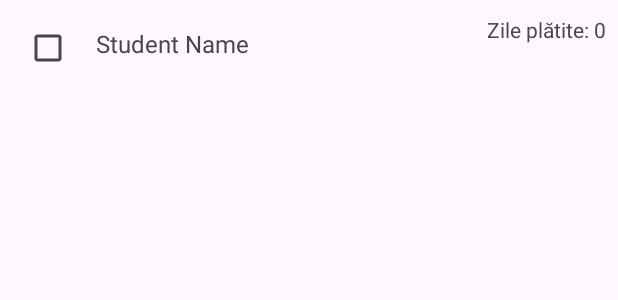
After one commit to irimiamiriam/CantinaOnline, an Android app built with Jetpack Compose: the layout student_item.xml on its own in the app's theme, with its tools: preview values and no code run, on a phone screen of 412 x 824 dp. The commit adds this screen. Shown: the top 300 px of the screen. Run offline under Robolectric (Android 15) with nearby library versions, the phone set to English and light mode, and no system bars.

Commit message:
lista elevi

```diff
--- a/app/src/main/res/layout/activity_cautare_elevi.xml
+++ b/app/src/main/res/layout/activity_cautare_elevi.xml
@@ -45,15 +45,19 @@
             android:background="@android:color/white"
             android:padding="8dp"
             android:scrollbars="vertical" />
+
         <EditText
             android:id="@+id/daysInput"
             android:layout_width="match_parent"
             android:layout_height="wrap_content"
             android:hint="Introduceți numărul de zile"
+            android:digits="0123456789"
             android:inputType="number"
-            android:padding="8dp"
+            android:imeOptions="actionDone"
+            android:textSize="20dp"
             android:layout_marginTop="8dp"
             android:layout_marginBottom="8dp" />
+
         <Button
             android:id="@+id/payButton"
             android:layout_width="match_parent"
--- /dev/null
+++ b/app/src/main/res/layout/student_item.xml
@@ -0,0 +1,30 @@
+<?xml version="1.0" encoding="utf-8"?>
+<LinearLayout xmlns:android="http://schemas.android.com/apk/res/android"
+    android:layout_width="match_parent"
+    android:layout_height="wrap_content"
+    android:orientation="horizontal"
+    android:padding="8dp">
+
+    <CheckBox
+        android:id="@+id/checkBox"
+        android:layout_width="wrap_content"
+        android:layout_height="wrap_content"
+        android:layout_gravity="center_vertical" />
+
+    <TextView
+        android:id="@+id/nameTextView"
+        android:layout_width="0dp"
+        android:layout_marginTop="10dp"
+        android:layout_height="wrap_content"
+        android:layout_weight="1"
+        android:paddingStart="8dp"
+        android:text="Student Name"
+        android:textSize="16sp" />
+
+    <TextView
+        android:id="@+id/daysPaidTextView"
+        android:layout_width="wrap_content"
+        android:layout_height="wrap_content"
+        android:gravity="end"
+        android:text="Zile plătite: 0" />
+</LinearLayout>
```
Also changed, not shown: app/src/main/java/com/example/cantinaonline/AdminActivity.java (+9 -0 lines), app/src/main/java/com/example/cantinaonline/CautareElevi.java (+109 -9 lines), app/src/main/java/com/example/cantinaonline/Student.java (added, +25 -0 lines), app/src/main/java/com/example/cantinaonline/StudentAdapter.java (added, +79 -0 lines).
